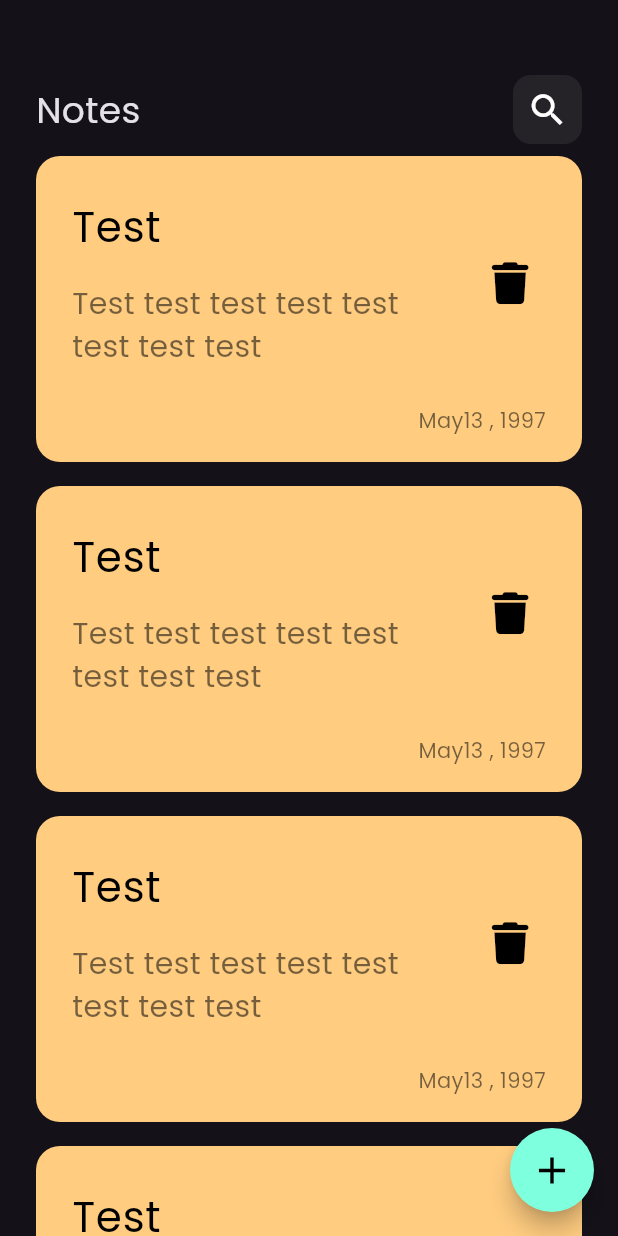
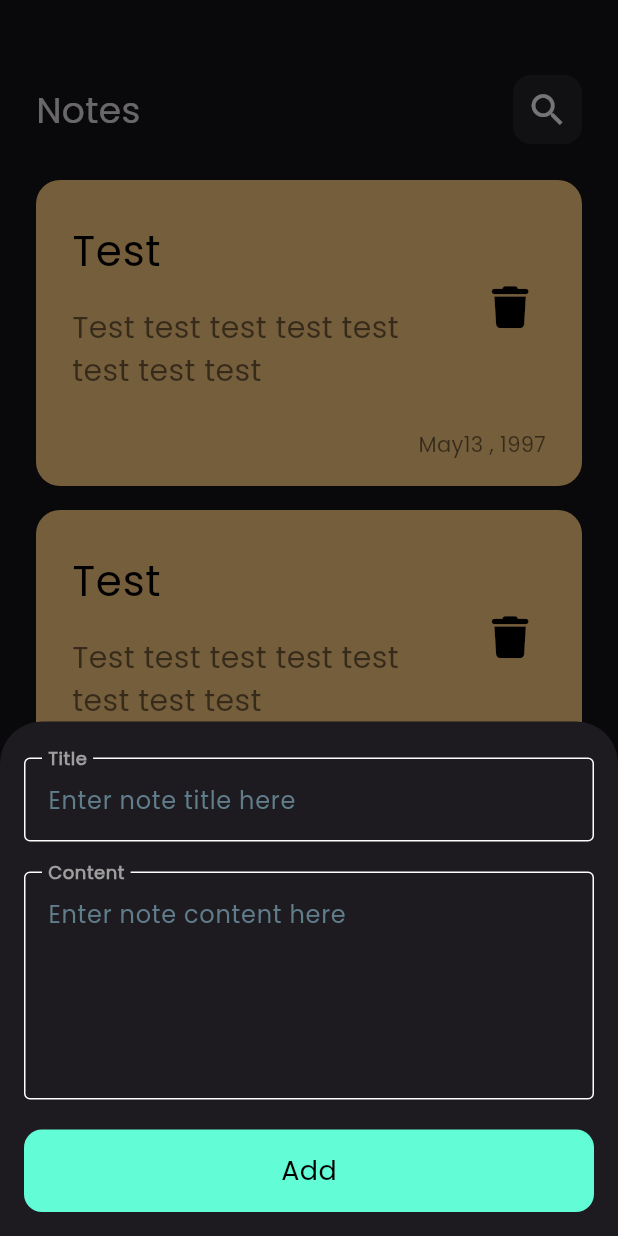
Before and after one commit to mostafakhalaf11/notes_app, a Flutter app: the screen it shows after launch, after a tap on the "add" icon, on a phone screen of 412 x 824 dp. Run offline on Flutter 3.47's test engine with Material 3 defaults, Android fonts, the phone set to English and light mode, and no system bars; our stand-ins replace font_awesome_flutter.

Commit message:
finish add note bottom sheet UI

```diff
--- /dev/null
+++ b/lib/constants.dart
@@ -0,0 +1,3 @@
+import 'package:flutter/material.dart';
+
+const kPrimaryColor = Color(0xff62FCD7);
--- /dev/null
+++ b/lib/helpers/build_borders.dart
@@ -0,0 +1,36 @@
+
+  import 'package:flutter/material.dart';
+
+import '../constants.dart';
+
+OutlineInputBorder focusedBorder() {
+    return const OutlineInputBorder(
+        borderSide: BorderSide(
+          color: kPrimaryColor,
+        ),
+      );
+  }
+
+  OutlineInputBorder enabledBorder() {
+    return const OutlineInputBorder(
+        borderSide: BorderSide(
+          color: Colors.white,
+        ),
+      );
+  }
+
+  OutlineInputBorder focusErrorBorder() {
+    return const OutlineInputBorder(
+        borderSide: BorderSide(
+          color: Colors.red,
+        ),
+      );
+  }
+
+  OutlineInputBorder errorBorder() {
+    return const OutlineInputBorder(
+        borderSide: BorderSide(
+          color: Colors.red,
+        ),
+      );
+  }
--- a/lib/views/notes_view.dart
+++ b/lib/views/notes_view.dart
@@ -1,5 +1,6 @@
 import 'package:flutter/material.dart';
-
+import 'package:notes/constants.dart';
+import 'widgets/add_note_bottom_sheet.dart';
 import 'widgets/notes_view_body.dart';
 
 class NotesView extends StatelessWidget {
@@ -8,9 +9,17 @@ class NotesView extends StatelessWidget {
   @override
   Widget build(BuildContext context) {
     return Scaffold(
+      resizeToAvoidBottomInset: false,
       floatingActionButton: FloatingActionButton(
-        onPressed: () {},
-        backgroundColor: const Color.fromARGB(255, 126, 255, 221),
+        onPressed: () {
+          showModalBottomSheet(
+              isScrollControlled: true,
+              context: context,
+              builder: (context) {
+                return const AddNoteBottomSheet();
+              });
+        },
+        backgroundColor: kPrimaryColor,
         shape: RoundedRectangleBorder(
           borderRadius:
               BorderRadius.circular(50), // Adjust the radius as needed
--- /dev/null
+++ b/lib/views/widgets/add_note_bottom_sheet.dart
@@ -0,0 +1,46 @@
+import 'package:flutter/material.dart';
+import 'custom_button.dart';
+import 'custom_text_field.dart';
+
+class AddNoteBottomSheet extends StatelessWidget {
+  const AddNoteBottomSheet({super.key});
+
+  @override
+  Widget build(BuildContext context) {
+    return SingleChildScrollView(
+      child: Padding(
+        padding: EdgeInsets.only(
+            bottom: MediaQuery.of(context).viewInsets.bottom,
+            top: 24,
+            left: 16,
+            right: 16),
+        child: Column(
+          children: [
+            const CustomFormTextfield(
+              textLabel: Text('Title'),
+              hintText: 'Enter note title here ',
+            ),
+            const SizedBox(
+              height: 20,
+            ),
+            const CustomFormTextfield(
+              hintText: 'Enter note content here ',
+              textLabel: Text('Content'),
+              textFieldLength: 5,
+            ),
+            const SizedBox(
+              height: 20,
+            ),
+            CustomButton(
+              buttonLabel: 'Add',
+              onTap: () {},
+            ),
+            const SizedBox(
+              height: 16,
+            ),
+          ],
+        ),
+      ),
+    );
+  }
+}
--- /dev/null
+++ b/lib/views/widgets/custom_button.dart
@@ -0,0 +1,27 @@
+import 'package:flutter/material.dart';
+import '../../constants.dart';
+
+class CustomButton extends StatelessWidget {
+  const CustomButton({super.key, this.onTap, this.buttonLabel});
+  final String? buttonLabel;
+  final VoidCallback? onTap;
+  @override
+  Widget build(BuildContext context) {
+    return GestureDetector(
+      onTap: onTap,
+      child: Container(
+        height: 55,
+        width: MediaQuery.of(context).size.width,
+        decoration: BoxDecoration(
+          color: kPrimaryColor,
+          borderRadius: BorderRadius.circular(12),
+        ),
+        child: Center(
+            child: Text(
+          '$buttonLabel',
+          style: const TextStyle(fontSize: 18, color: Colors.black),
+        )),
+      ),
+    );
+  }
+}
--- a/lib/views/widgets/custom_note_item.dart
+++ b/lib/views/widgets/custom_note_item.dart
@@ -2,14 +2,13 @@ import 'package:flutter/material.dart';
 import 'package:font_awesome_flutter/font_awesome_flutter.dart';
 
 class NoteItem extends StatelessWidget {
-  const NoteItem({super.key});
-
+  const NoteItem({super.key, this.itemColor});
+  final Color? itemColor;
   @override
   Widget build(BuildContext context) {
     return Container(
       decoration: BoxDecoration(
-          color: const Color(0xffFFCC80),
-          borderRadius: BorderRadius.circular(16)),
+          color: itemColor, borderRadius: BorderRadius.circular(16)),
       child: Padding(
         padding: const EdgeInsets.only(top: 18, bottom: 18, left: 8),
         child: Column(
--- /dev/null
+++ b/lib/views/widgets/custom_text_field.dart
@@ -0,0 +1,67 @@
+import 'package:flutter/material.dart';
+import '../../helpers/build_borders.dart';
+
+class CustomFormTextfield extends StatefulWidget {
+  final String? hintText;
+  final String? validateMessage;
+  final int? textFieldLength;
+  final void Function(String)? onChanged;
+  final bool isPassword;
+  final Widget? textLabel;
+
+  const CustomFormTextfield(
+      {super.key,
+      this.onChanged,
+      this.hintText,
+      this.validateMessage,
+      this.isPassword = false,
+      this.textLabel,
+      this.textFieldLength});
+
+  @override
+  State<CustomFormTextfield> createState() => _CustomFormTextfieldState();
+}
+
+class _CustomFormTextfieldState extends State<CustomFormTextfield> {
+  bool obscureText = true;
+
+  @override
+  Widget build(BuildContext context) {
+    return TextFormField(
+      maxLines: widget.textFieldLength,
+      onChanged: widget.onChanged,
+      obscureText: widget.isPassword ? obscureText : false,
+      validator: (value) {
+        if (value == null || value.isEmpty) {
+          return widget.validateMessage;
+        }
+        return null;
+      },
+      decoration: InputDecoration(
+        label: widget.textLabel,
+        labelStyle: const TextStyle(
+            fontSize: 16, fontWeight: FontWeight.bold, color: Colors.grey),
+        hintText: widget.hintText,
+        floatingLabelBehavior: FloatingLabelBehavior.always,
+        hintStyle: const TextStyle(color: Colors.blueGrey, fontSize: 16),
+        errorBorder: errorBorder(),
+        focusedErrorBorder: focusErrorBorder(),
+        enabledBorder: enabledBorder(),
+        focusedBorder: focusedBorder(),
+        suffixIcon: widget.isPassword
+            ? IconButton(
+                icon: Icon(
+                  obscureText ? Icons.visibility : Icons.visibility_off,
+                  color: Colors.grey,
+                ),
+                onPressed: () {
+                  obscureText = !obscureText;
+                  setState(() {});
+                },
+              )
+            : null,
+      ),
+      style: const TextStyle(fontSize: 16),
+    );
+  }
+}
--- a/lib/views/widgets/notes_list_view.dart
+++ b/lib/views/widgets/notes_list_view.dart
@@ -6,13 +6,19 @@ class NotesListView extends StatelessWidget {
 
   @override
   Widget build(BuildContext context) {
-    return ListView.builder(
-        itemCount: 10,
-        itemBuilder: (context, index) {
-          return const Padding(
-            padding: EdgeInsets.symmetric(vertical: 8),
-            child: NoteItem(),
-          );
-        });
+    return Padding(
+      padding: const EdgeInsets.symmetric(vertical: 16),
+      child: ListView.builder(
+          padding: EdgeInsets.zero,
+          itemCount: 10,
+          itemBuilder: (context, index) {
+            return const Padding(
+              padding: EdgeInsets.symmetric(vertical: 8),
+              child: NoteItem(
+                itemColor: Color(0xffFFCC80),
+              ),
+            );
+          }),
+    );
   }
 }
```
